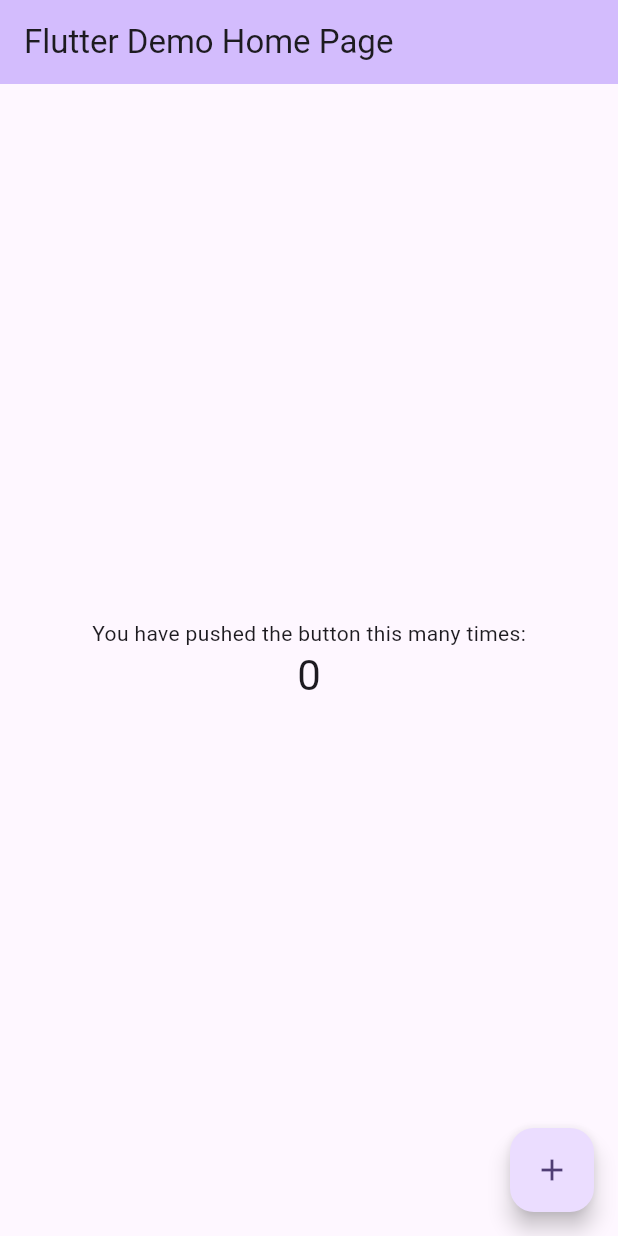
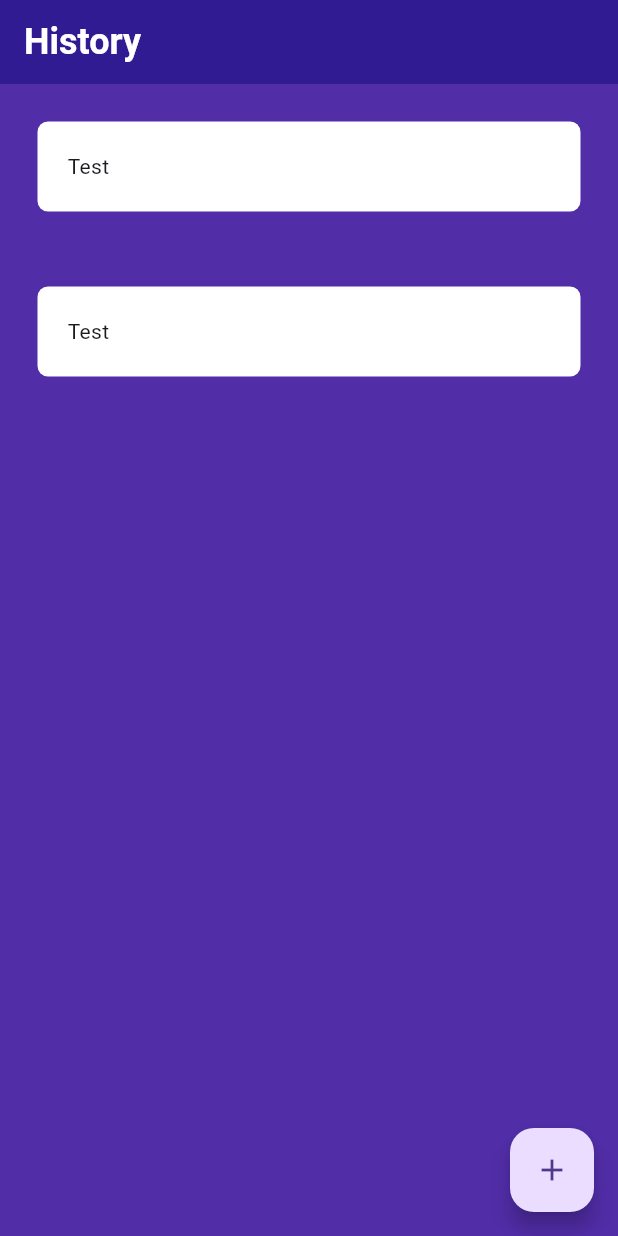
Before and after one commit to Jacopo-G/music-logger, a Flutter app: the screen it shows after launch, on a phone screen of 412 x 824 dp. Run offline on Flutter 3.47's test engine with Material 3 defaults, Android fonts, the phone set to English and light mode, and no system bars.

Commit message:
Add history page and media tiles

```diff
--- a/lib/main.dart
+++ b/lib/main.dart
@@ -1,125 +1,23 @@
 import 'package:flutter/material.dart';
+import 'package:music_logger/pages/history.dart';
+import 'package:music_logger/util/media_tile.dart';
 
 void main() {
-  runApp(const MyApp());
+  runApp(musicLogger());
 }
 
-class MyApp extends StatelessWidget {
-  const MyApp({super.key});
+class musicLogger extends StatelessWidget {
+  const musicLogger({super.key});
 
-  // This widget is the root of your application.
   @override
   Widget build(BuildContext context) {
     return MaterialApp(
-      title: 'Flutter Demo',
-      theme: ThemeData(
-        // This is the theme of your application.
-        //
-        // TRY THIS: Try running your application with "flutter run". You'll see
-        // the application has a purple toolbar. Then, without quitting the app,
-        // try changing the seedColor in the colorScheme below to Colors.green
-        // and then invoke "hot reload" (save your changes or press the "hot
-        // reload" button in a Flutter-supported IDE, or press "r" if you used
-        // the command line to start the app).
-        //
-        // Notice that the counter didn't reset back to zero; the application
-        // state is not lost during the reload. To reset the state, use hot
-        // restart instead.
-        //
-        // This works for code too, not just values: Most code changes can be
-        // tested with just a hot reload.
-        colorScheme: ColorScheme.fromSeed(seedColor: Colors.deepPurple),
-        useMaterial3: true,
-      ),
-      home: const MyHomePage(title: 'Flutter Demo Home Page'),
+      debugShowCheckedModeBanner: false,
+      title: 'Music Logger',
+      home: History(),
+      routes: {
+        "/history": (context) => History(),
+      },
     );
   }
 }
-
-class MyHomePage extends StatefulWidget {
-  const MyHomePage({super.key, required this.title});
-
-  // This widget is the home page of your application. It is stateful, meaning
-  // that it has a State object (defined below) that contains fields that affect
-  // how it looks.
-
-  // This class is the configuration for the state. It holds the values (in this
-  // case the title) provided by the parent (in this case the App widget) and
-  // used by the build method of the State. Fields in a Widget subclass are
-  // always marked "final".
-
-  final String title;
-
-  @override
-  State<MyHomePage> createState() => _MyHomePageState();
-}
-
-class _MyHomePageState extends State<MyHomePage> {
-  int _counter = 0;
-
-  void _incrementCounter() {
-    setState(() {
-      // This call to setState tells the Flutter framework that something has
-      // changed in this State, which causes it to rerun the build method below
-      // so that the display can reflect the updated values. If we changed
-      // _counter without calling setState(), then the build method would not be
-      // called again, and so nothing would appear to happen.
-      _counter++;
-    });
-  }
-
-  @override
-  Widget build(BuildContext context) {
-    // This method is rerun every time setState is called, for instance as done
-    // by the _incrementCounter method above.
-    //
-    // The Flutter framework has been optimized to make rerunning build methods
-    // fast, so that you can just rebuild anything that needs updating rather
-    // than having to individually change instances of widgets.
-    return Scaffold(
-      appBar: AppBar(
-        // TRY THIS: Try changing the color here to a specific color (to
-        // Colors.amber, perhaps?) and trigger a hot reload to see the AppBar
-        // change color while the other colors stay the same.
-        backgroundColor: Theme.of(context).colorScheme.inversePrimary,
-        // Here we take the value from the MyHomePage object that was created by
-        // the App.build method, and use it to set our appbar title.
-        title: Text(widget.title),
-      ),
-      body: Center(
-        // Center is a layout widget. It takes a single child and positions it
-        // in the middle of the parent.
-        child: Column(
-          // Column is also a layout widget. It takes a list of children and
-          // arranges them vertically. By default, it sizes itself to fit its
-          // children horizontally, and tries to be as tall as its parent.
-          //
-          // Column has various properties to control how it sizes itself and
-          // how it positions its children. Here we use mainAxisAlignment to
-          // center the children vertically; the main axis here is the vertical
-          // axis because Columns are vertical (the cross axis would be
-          // horizontal).
-          //
-          // TRY THIS: Invoke "debug painting" (choose the "Toggle Debug Paint"
-          // action in the IDE, or press "p" in the console), to see the
-          // wireframe for each widget.
-          mainAxisAlignment: MainAxisAlignment.center,
-          children: <Widget>[
-            const Text(
-              'You have pushed the button this many times:',
-            ),
-            Text(
-              '$_counter',
-              style: Theme.of(context).textTheme.headlineMedium,
-            ),
-          ],
-        ),
-      ),
-      floatingActionButton: FloatingActionButton(
-        onPressed: _incrementCounter,
-        tooltip: 'Increment',
-        child: const Icon(Icons.add),
-      ), // This trailing comma makes auto-formatting nicer for build methods.
-    );
-  }
-}
--- /dev/null
+++ b/lib/pages/history.dart
@@ -0,0 +1,42 @@
+import 'package:flutter/material.dart';
+import 'package:music_logger/util/media_tile.dart';
+
+class History extends StatefulWidget {
+  const History({super.key});
+
+  @override
+  State<History> createState() => _HistoryState();
+}
+
+class _HistoryState extends State<History> {
+  @override
+  Widget build(BuildContext context) {
+    //remove debug flag
+    return Scaffold(
+      backgroundColor: Colors.deepPurple[700],
+      appBar: AppBar(
+        title: Text('History'),
+        backgroundColor: Colors.deepPurple[900],
+        titleTextStyle: TextStyle(
+          fontSize: 24,
+          fontWeight: FontWeight.bold,
+          color: Colors.white,
+        ),
+        elevation: 0,
+      ),
+      body: ListView(
+        children: [
+          MediaTile(),
+          MediaTile()
+          ],
+        ),
+      floatingActionButton: FloatingActionButton(
+        onPressed: () {
+          Navigator.pop(context);
+        },
+        child: Icon(Icons.add),
+        backgroundColor: Colors.purpleAccent[0],
+      )
+    );
+  }
+}
--- /dev/null
+++ b/lib/util/media_tile.dart
@@ -0,0 +1,21 @@
+import 'package:flutter/material.dart';
+import 'package:flutter/widgets.dart';
+
+class MediaTile extends StatelessWidget {
+  const MediaTile({super.key});
+
+  @override
+  Widget build(BuildContext context) {
+    return Padding(
+      padding: const EdgeInsets.all(25),
+      child: Container(
+        decoration: BoxDecoration(
+          color: Colors.white,
+          borderRadius:BorderRadius.circular(7)
+          ),
+          padding: EdgeInsets.all(20),
+        child: Text("Test"),
+      ),
+      );
+  }
+}
```
Also changed, not shown: 1 other file.
